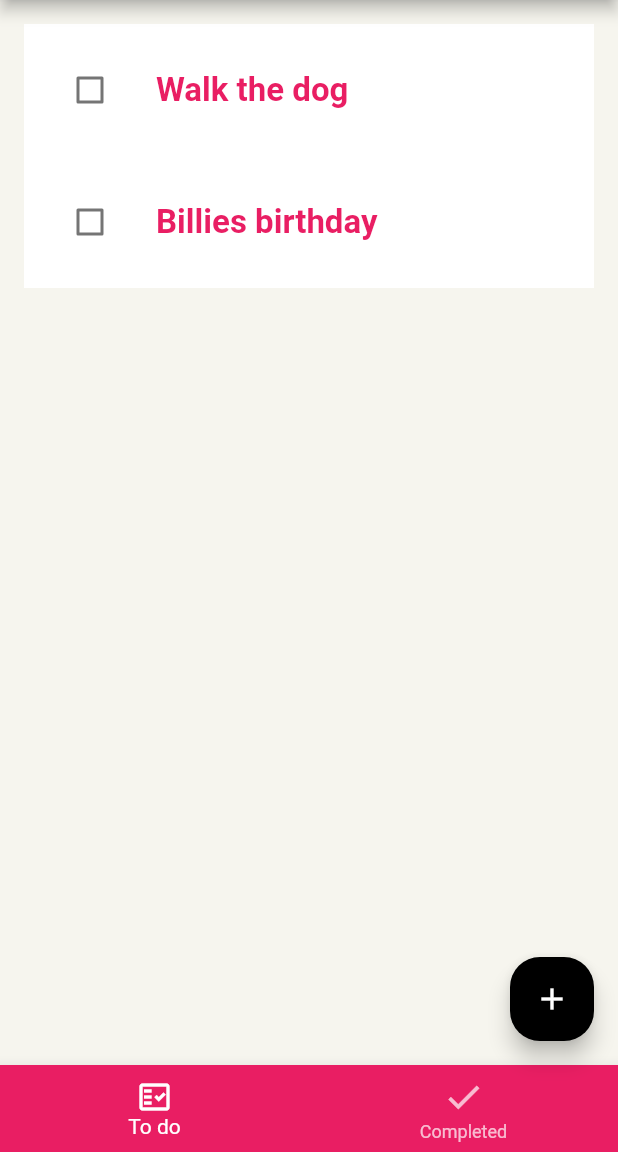
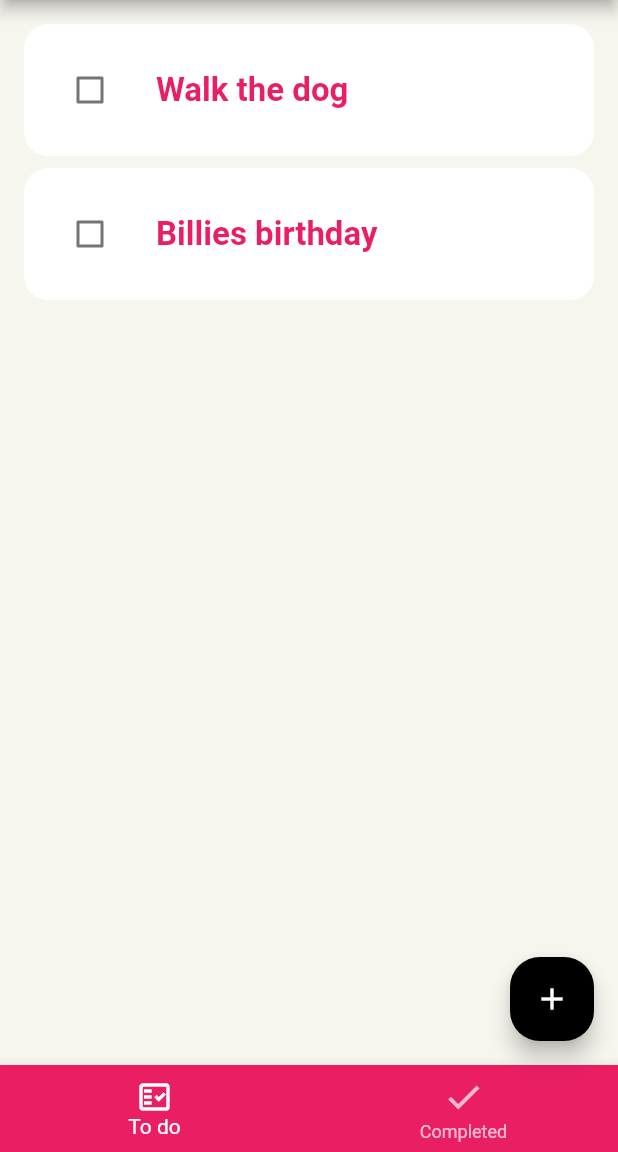
Before and after one commit to kylsnchz12/toDoList, a Flutter app: the screen it shows after launch, on a phone screen of 412 x 824 dp, the part 84-1236 px from its top. Run offline on Flutter 3.47's test engine with Material 2 defaults, Android fonts, the phone set to English and light mode, and no system bars; drawn by our look-alikes of flutter_slidable.

Commit message:
implementing add and delete list function.

```diff
--- a/todolist/lib/model/todo.dart
+++ b/todolist/lib/model/todo.dart
@@ -1,5 +1,3 @@
-import 'package:uuid/uuid.dart';
-
 class TodoField {
   static const createdTime = 'createdTime';
 }
@@ -15,6 +13,6 @@ class Todo {
       {required this.createdTime,
       required this.title,
       this.description = '',
-      this.isDone = false})
-      : id = const Uuid().v4();
+      this.id = '',
+      this.isDone = false});
 }
--- a/todolist/lib/widget/todo_list_widget.dart
+++ b/todolist/lib/widget/todo_list_widget.dart
@@ -11,13 +11,25 @@ class TodoListWidget extends StatelessWidget {
     final provider = Provider.of<TodosProvider>(context);
     final todos = provider.todos;
 
-    return ListView.builder(
+    return todos.isEmpty
+        ? const Center(
+            child: Text(
+            'No todos.',
+            style: TextStyle(fontSize: 12, fontWeight: FontWeight.bold),
+          ))
+        : ListView.separated(
             physics: const BouncingScrollPhysics(),
             padding: const EdgeInsets.all(16),
             itemBuilder: (context, index) {
               final todo = todos[index];
               return TodoWidget(todo: todo);
             },
-        itemCount: todos.length);
+            itemCount: todos.length,
+            separatorBuilder: (BuildContext context, int index) {
+              return Container(
+                height: 8,
+              );
+            },
+          );
   }
 }
```
Also changed, not shown: todolist/lib/provider/todos.dart (+17 -0 lines), todolist/lib/widget/add_todo_dialog.dart (+27 -3 lines), todolist/lib/widget/todo_widget.dart (+28 -3 lines). Lines whose indentation alone changed are shown as unchanged.
